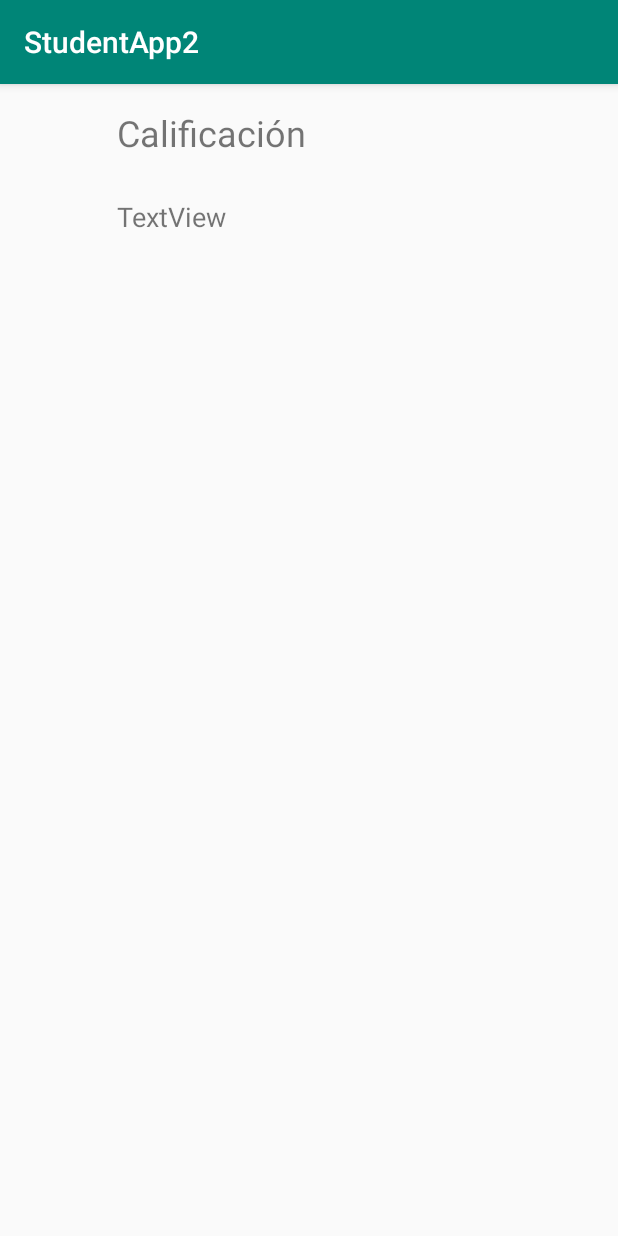
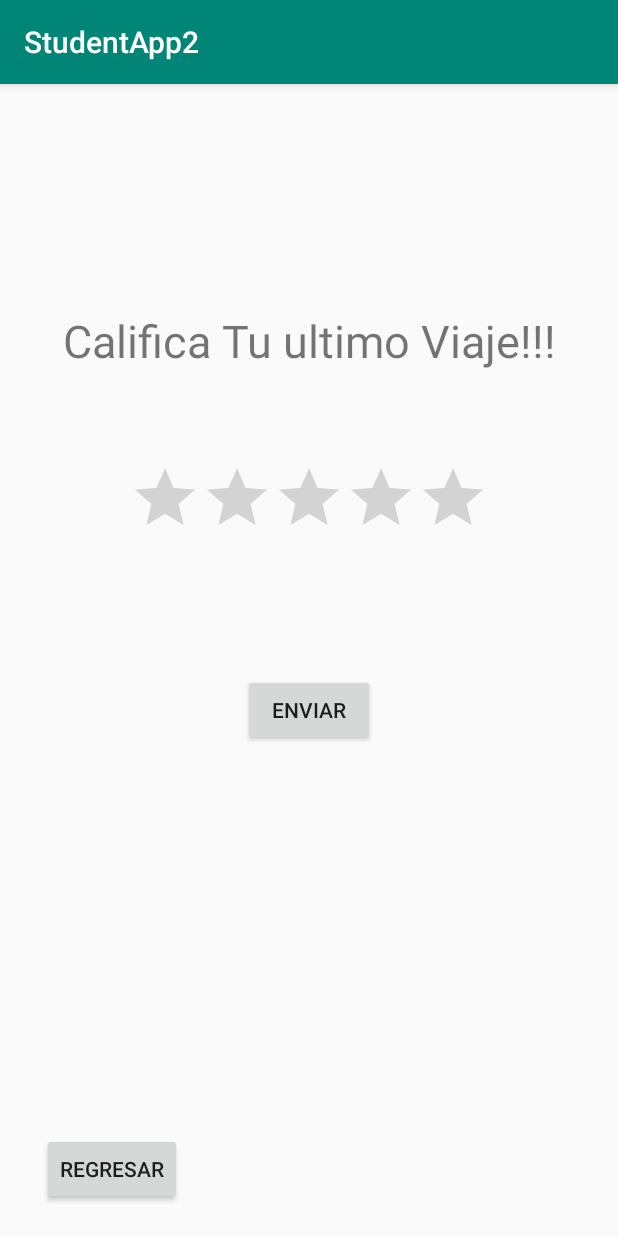
Before and after one commit to juan230500/StudentApp, an Android app: the screen it shows after launch (Calificacion before the commit, Calificar after it), after a tap on "CALIFICAR", on a phone screen of 412 x 824 dp. Run offline under Robolectric (Android 15) with nearby library versions, the phone set to English and light mode, and no system bars; our stand-ins replace Volley; 3 statements that could not run were skipped.

Commit message:
Recuperacion de calificar

```diff
--- a/app/src/main/AndroidManifest.xml
+++ b/app/src/main/AndroidManifest.xml
@@ -47,7 +47,8 @@
         <activity android:name=".Desplazamiento" />
         <activity android:name=".ListaAmigos" />
         <activity android:name=".Top5" />
-        <activity android:name=".Calificacion"></activity>
+        <activity android:name=".Calificacion" />
+        <activity android:name=".Calificar"></activity>
     </application>
 
 </manifest>
--- a/app/src/main/java/com/example/juan/studentapp2/MainActivity.java
+++ b/app/src/main/java/com/example/juan/studentapp2/MainActivity.java
@@ -77,7 +77,7 @@ public class MainActivity extends AppCompatActivity {
     }
 
     public void calificar(View view){
-        Intent i = new Intent(getApplicationContext(),Calificacion.class);
+        Intent i = new Intent(getApplicationContext(),Calificar.class);
         startActivity(i);
     }
 
--- /dev/null
+++ b/app/src/main/res/layout/activity_calificar.xml
@@ -0,0 +1,73 @@
+<?xml version="1.0" encoding="utf-8"?>
+<android.support.constraint.ConstraintLayout xmlns:android="http://schemas.android.com/apk/res/android"
+    xmlns:app="http://schemas.android.com/apk/res-auto"
+    xmlns:tools="http://schemas.android.com/tools"
+    android:layout_width="match_parent"
+    android:layout_height="match_parent"
+    tools:context=".Calificar">
+
+    <RatingBar
+        android:id="@+id/ratingBar"
+        android:layout_width="wrap_content"
+        android:layout_height="wrap_content"
+        android:layout_marginStart="8dp"
+        android:layout_marginTop="8dp"
+        android:layout_marginEnd="8dp"
+        android:layout_marginBottom="8dp"
+        app:layout_constraintBottom_toBottomOf="parent"
+        app:layout_constraintEnd_toEndOf="parent"
+        app:layout_constraintStart_toStartOf="parent"
+        app:layout_constraintTop_toBottomOf="@+id/textView3"
+        app:layout_constraintVertical_bias="0.104"
+        android:stepSize="1"/>
+
+    <TextView
+        android:id="@+id/textView3"
+        android:layout_width="wrap_content"
+        android:layout_height="wrap_content"
+        android:layout_marginStart="8dp"
+        android:layout_marginTop="8dp"
+        android:layout_marginEnd="8dp"
+        android:layout_marginBottom="8dp"
+        android:text="Califica Tu ultimo Viaje!!!"
+        android:textSize="30dp"
+        app:layout_constraintBottom_toBottomOf="parent"
+        app:layout_constraintEnd_toEndOf="parent"
+        app:layout_constraintStart_toStartOf="parent"
+        app:layout_constraintTop_toTopOf="parent"
+        app:layout_constraintVertical_bias="0.201" />
+
+    <Button
+        android:id="@+id/button31"
+        android:layout_width="wrap_content"
+        android:layout_height="wrap_content"
+        android:layout_marginStart="8dp"
+        android:layout_marginTop="8dp"
+        android:layout_marginEnd="8dp"
+        android:layout_marginBottom="8dp"
+        android:onClick="enviarCalificacion"
+        android:text="Enviar"
+        app:layout_constraintBottom_toBottomOf="parent"
+        app:layout_constraintEnd_toEndOf="parent"
+        app:layout_constraintStart_toStartOf="parent"
+        app:layout_constraintTop_toBottomOf="@+id/ratingBar"
+        app:layout_constraintVertical_bias="0.193" />
+
+    <Button
+        android:id="@+id/button33"
+        android:layout_width="wrap_content"
+        android:layout_height="wrap_content"
+        android:layout_marginStart="8dp"
+        android:layout_marginTop="8dp"
+        android:layout_marginEnd="8dp"
+        android:layout_marginBottom="8dp"
+        android:onClick="regresar"
+        android:text="Regresar"
+        app:layout_constraintBottom_toBottomOf="parent"
+        app:layout_constraintEnd_toEndOf="parent"
+        app:layout_constraintHorizontal_bias="0.067"
+        app:layout_constraintStart_toStartOf="parent"
+        app:layout_constraintTop_toTopOf="parent"
+        app:layout_constraintVertical_bias="0.982" />
+
+</android.support.constraint.ConstraintLayout>
```
Also changed, not shown: app/src/main/java/com/example/juan/studentapp2/Calificar.java (added, +76 -0 lines).
